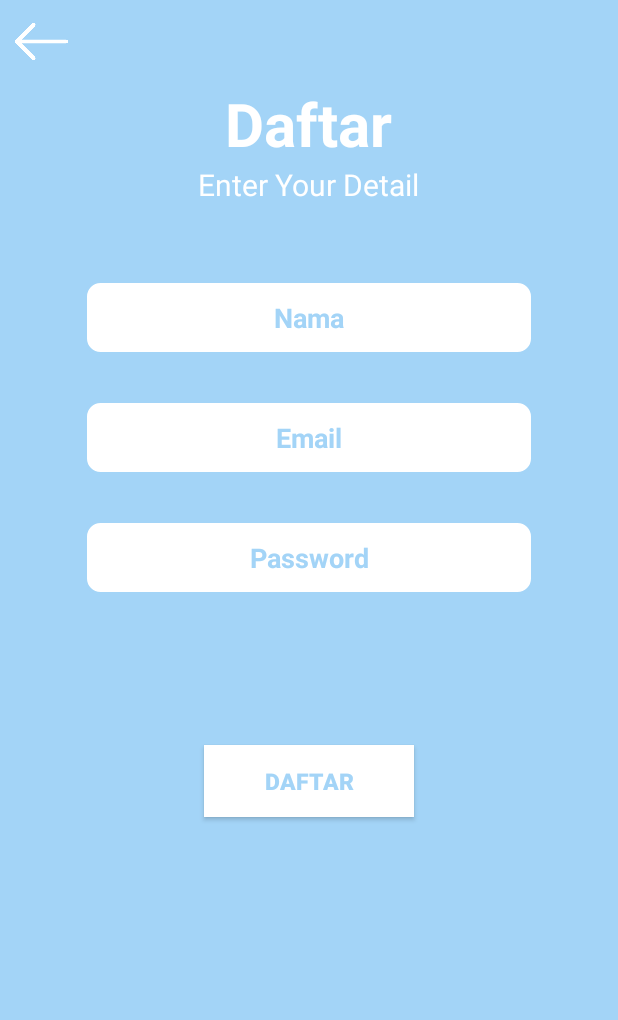
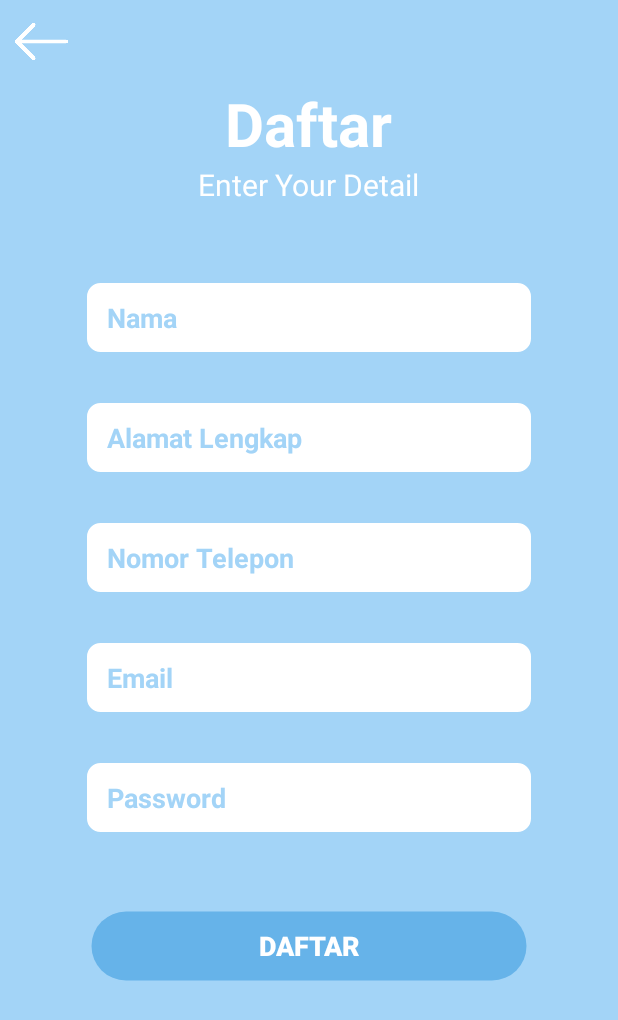
Before and after one commit to ardhiyatma09/cuci.in, an Android app: the screen it shows after launch (RegisterActivity), after a tap on "Disini", on a phone screen of 412 x 824 dp. Shown: the top 1020 px of the screen. Run offline under Robolectric (Android 15) with nearby library versions, the phone set to English and light mode, and no system bars; our stand-ins replace Firebase (no records; nobody signed in at launch, a user with empty details on screens opened directly).

Commit message:
update Register Firebase, Halaman Profile

```diff
--- a/app/build.gradle
+++ b/app/build.gradle
@@ -10,7 +10,7 @@ android {
     compileSdkVersion 28
     defaultConfig {
         applicationId "com.example.cuciinapp"
-        minSdkVersion 19
+        minSdkVersion 21
         targetSdkVersion 28
         versionCode 1
         versionName "1.0"
@@ -63,10 +63,12 @@ dependencies {
     implementation 'com.google.firebase:firebase-crash:16.2.1'
     implementation 'com.google.firebase:firebase-analytics:16.4.0'
     implementation 'com.google.firebase:firebase-core:16.0.8'
-
+    implementation 'com.google.firebase:firebase-storage:16.1.0'
     implementation 'com.google.android.gms:play-services-auth:16.0.1'
     implementation 'com.google.android.gms:play-services-appinvite:16.1.1'
 //    implementation 'com.google.android.gms:play-services-ads:15.0.1'
     implementation 'com.google.android.gms:play-services-measurement-base:16.4.0'
+
+    implementation 'de.hdodenhof:circleimageview:3.0.0'
 }
 apply plugin: 'com.google.gms.google-services'
--- a/app/src/main/AndroidManifest.xml
+++ b/app/src/main/AndroidManifest.xml
@@ -2,6 +2,7 @@
 <manifest xmlns:android="http://schemas.android.com/apk/res/android"
           package="com.example.cuciinapp">
     <uses-permission android:name="android.permission.INTERNET"/>
+    <uses-permission android:name="android.permission.READ_EXTERNAL_STORAGE"/>
 
     <application
             android:allowBackup="true"
@@ -22,6 +23,8 @@
         <activity android:name="com.example.cuciinapp.activity.LoginActivity"/>
         <activity android:name="com.example.cuciinapp.activity.RegisterActivity"/>
         <activity android:name=".activity.OutletActivity"/>
+        <activity android:name=".activity.SettingActivity"
+                  android:theme="@style/Theme.Transparent"/>
     </application>
 
 </manifest>
--- /dev/null
+++ b/app/src/main/java/com/example/cuciinapp/activity/PrefsHelper.kt
@@ -0,0 +1,42 @@
+package com.example.cuciinapp.activity
+
+import android.content.Context
+import android.content.SharedPreferences
+
+
+class PrefsHelper {
+    val USER_ID = "uidx"
+    val COUNTER_ID = "counter"
+
+    var mContext: Context
+    var sharedSet: SharedPreferences
+
+
+    constructor(ctx: Context) {
+        mContext = ctx
+        sharedSet = mContext.getSharedPreferences(
+            "APLIKASITESTDB",
+            Context.MODE_PRIVATE
+        )
+    }
+
+    fun saveUID(uid: String) {
+        val edit = sharedSet.edit()
+        edit.putString(USER_ID, uid)
+        edit.apply()
+    }
+
+    fun getUI(): String? {
+        return sharedSet.getString(USER_ID, " ")
+    }
+
+    fun saveCOunterId(counter: Int) {
+        val edit = sharedSet.edit()
+        edit.putInt(COUNTER_ID, counter)
+        edit.apply()
+    }
+
+    fun getCounterId(): Int {
+        return sharedSet.getInt(COUNTER_ID, 1)
+    }
+}
--- a/app/src/main/java/com/example/cuciinapp/fragment/FrHomeUser.kt
+++ b/app/src/main/java/com/example/cuciinapp/fragment/FrHomeUser.kt
@@ -41,7 +41,7 @@ class FrHomeUser : Fragment() {
         rvLaundri.layoutManager = GridLayoutManager(activity!!, 2)
         getData()
 
-        val urlGambarBerita = "http://172.168.10.14/cuci_in/images/"
+        val urlGambarBerita = "http://172.168.10.7/cuci_in/images/"
         val promos = listOf(
             Banner(
                 image = urlGambarBerita + "/laundri_1.jpg"
--- a/app/src/main/res/layout/register_activity.xml
+++ b/app/src/main/res/layout/register_activity.xml
@@ -37,7 +37,7 @@
             android:hint="Nama"
             android:textStyle="bold"
             android:textColorHint="@color/biruDesain"
-            android:textAlignment="center"
+            android:paddingStart="15dp"
             android:inputType="text"
             android:background="@drawable/border_input_login"
             android:layout_width="300dp"
@@ -47,10 +47,36 @@
             android:layout_below="@id/nama"
             android:layout_marginTop="30dp"
             android:layout_centerHorizontal="true"
+            android:hint="Alamat Lengkap"
+            android:textStyle="bold"
+            android:textColorHint="@color/biruDesain"
+            android:paddingStart="15dp"
+            android:inputType="text"
+            android:background="@drawable/border_input_login"
+            android:layout_width="300dp"
+            android:layout_height="50dp"
+            android:id="@+id/alamat"/>
+    <EditText
+            android:layout_below="@id/alamat"
+            android:layout_marginTop="30dp"
+            android:layout_centerHorizontal="true"
+            android:hint="Nomor Telepon"
+            android:textStyle="bold"
+            android:textColorHint="@color/biruDesain"
+            android:paddingStart="15dp"
+            android:inputType="number"
+            android:background="@drawable/border_input_login"
+            android:layout_width="300dp"
+            android:layout_height="50dp"
+            android:id="@+id/nomor_telepon"/>
+    <EditText
+            android:layout_below="@id/nomor_telepon"
+            android:layout_marginTop="30dp"
+            android:layout_centerHorizontal="true"
             android:hint="Email"
             android:textStyle="bold"
             android:textColorHint="@color/biruDesain"
-            android:textAlignment="center"
+            android:paddingStart="15dp"
             android:inputType="textEmailAddress"
             android:background="@drawable/border_input_login"
             android:layout_width="300dp"
@@ -64,7 +90,7 @@
             android:inputType="textPassword"
             android:textStyle="bold"
             android:textColorHint="@color/biruDesain"
-            android:textAlignment="center"
+            android:paddingStart="15dp"
             android:background="@drawable/border_input_login"
             android:layout_width="300dp"
             android:layout_height="50dp"
@@ -72,13 +98,14 @@
     <Button
             android:layout_below="@+id/password"
             android:layout_centerHorizontal="true"
-            android:layout_marginTop="100dp"
+            android:layout_marginTop="50dp"
             android:text="Daftar"
-            android:textSize="15sp"
+            android:textSize="18sp"
             android:textStyle="bold"
-            android:textColor="@color/biruDesain"
-            android:background="#FFFF"
-            android:layout_width="140dp"
+            android:textColor="#fff"
+            android:background="@drawable/corner2"
+            android:layout_width="match_parent"
+            android:layout_marginStart="120dp"
             android:layout_height="wrap_content"
             android:id="@+id/btn_regis"/>
 
--- a/app/src/main/res/values/colors.xml
+++ b/app/src/main/res/values/colors.xml
@@ -6,4 +6,5 @@
 
     <!-- Warna Desain Biru -->
     <color name="biruDesain">#A3D4F7</color>
+    <color name="transBack">#74A2A2A2</color>
 </resources>
--- a/app/src/main/res/values/styles.xml
+++ b/app/src/main/res/values/styles.xml
@@ -14,4 +14,13 @@
         <item name="android:fontFamily">sans-serif-black</item>
     </style>
 
+    <style name="Theme.Transparent" parent="AppTheme">
+        <item name="android:windowIsTranslucent">true</item>
+        <item name="android:windowBackground">@android:color/transparent</item>
+        <item name="android:windowContentOverlay">@null</item>
+        <item name="android:windowNoTitle">true</item>
+        <item name="android:windowIsFloating">true</item>
+        <item name="android:backgroundDimEnabled">true</item>
+    </style>
+
 </resources>
```
Also changed, not shown: app/src/main/java/com/example/cuciinapp/activity/LoginActivity.kt (+16 -2 lines), app/src/main/java/com/example/cuciinapp/activity/RegisterActivity.kt (+17 -2 lines), app/src/main/java/com/example/cuciinapp/activity/SettingActivity.kt (added, +72 -0 lines), app/src/main/java/com/example/cuciinapp/fragment/FrProfile.kt (+34 -1 lines), app/src/main/res/layout/fr_profile_activity.xml (+95 -34 lines), app/src/main/res/layout/ubah_activity.xml (added, +133 -0 lines).
